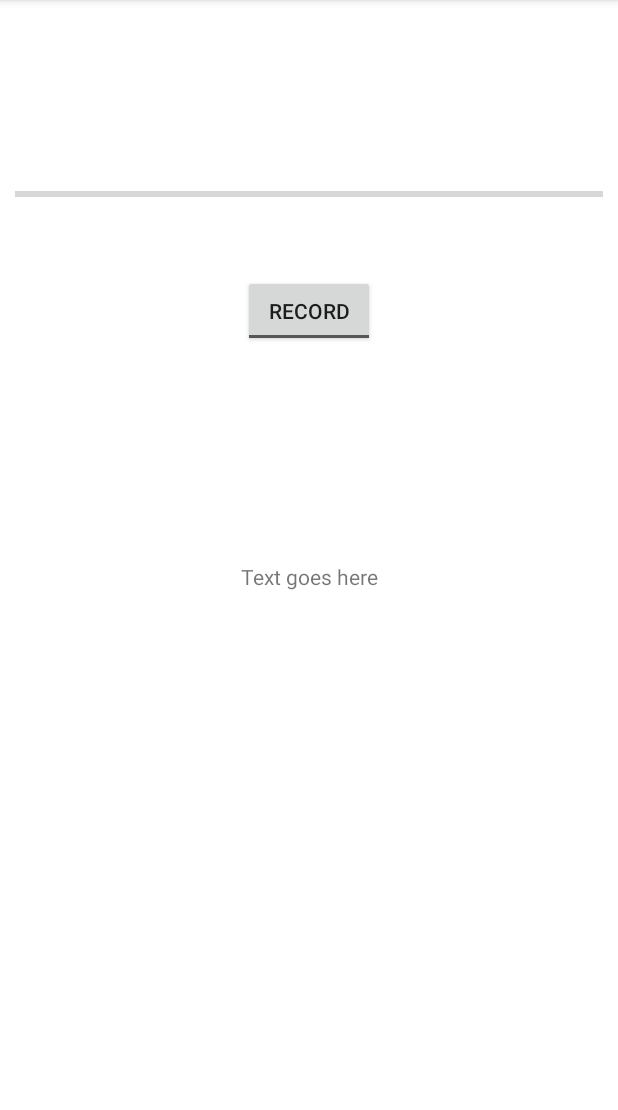
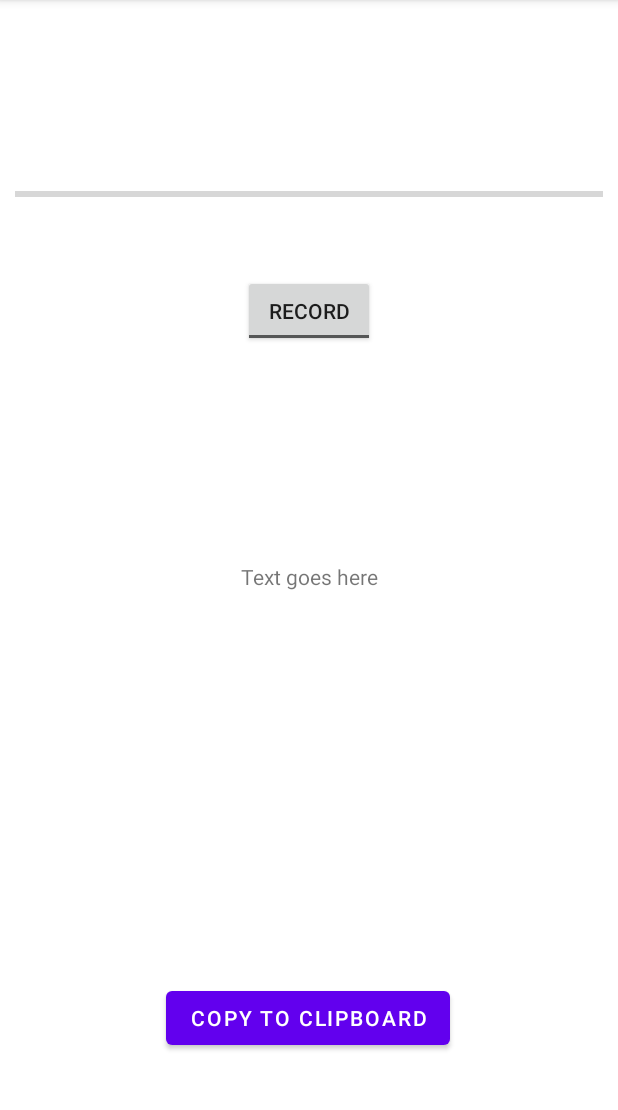
Before and after one commit to DanielEverland/BachelorProject, an Android app: the SpeechToTextActivity screen opened directly, with no data from a screen before it, on a phone screen of 412 x 824 dp, the part 84-1194 px from its top. Run offline under Robolectric (Android 15) with nearby library versions, the phone set to English and light mode, and no system bars.

Commit message:
Copy button

```diff
--- a/ConcussionClient/app/src/main/java/com/DTU/concussionclient/SpeechToTextActivity.kt
+++ b/ConcussionClient/app/src/main/java/com/DTU/concussionclient/SpeechToTextActivity.kt
@@ -1,5 +1,7 @@
 package com.DTU.concussionclient
 
+import android.content.ClipData
+import android.content.ClipboardManager
 import android.content.Intent
 import android.content.pm.PackageManager
 import androidx.appcompat.app.AppCompatActivity
@@ -14,6 +16,7 @@ import androidx.core.app.ActivityCompat
 
 class SpeechToTextActivity : AppCompatActivity(), RecognitionListener {
 
+    private lateinit var copyButton : Button
     private val permission = 100
     private lateinit var returnedText: TextView
     private lateinit var toggleButton: ToggleButton
@@ -26,6 +29,7 @@ class SpeechToTextActivity : AppCompatActivity(), RecognitionListener {
         super.onCreate(savedInstanceState)
         setContentView(R.layout.activity_speech_to_text)
 
+        copyButton = findViewById(R.id.copyButton)
         returnedText = findViewById(R.id.textView)
         progressBar = findViewById(R.id.progressBar)
         toggleButton = findViewById(R.id.toggleButton)
@@ -50,6 +54,15 @@ class SpeechToTextActivity : AppCompatActivity(), RecognitionListener {
                 progressBar.visibility = View.VISIBLE
                 speech.stopListening()
             }
+        }
+
+        var clipboard = getSystemService(CLIPBOARD_SERVICE) as ClipboardManager
+
+        copyButton.setOnClickListener {
+            var clipData = ClipData.newPlainText("Speech2Text", returnedText.text)
+            clipboard.setPrimaryClip(clipData)
+            Toast.makeText(this@SpeechToTextActivity, "Copied to clipboard",
+                Toast.LENGTH_SHORT).show()
         }
     }
 
--- a/ConcussionClient/app/src/main/res/layout/activity_speech_to_text.xml
+++ b/ConcussionClient/app/src/main/res/layout/activity_speech_to_text.xml
@@ -49,4 +49,18 @@
         app:layout_constraintEnd_toEndOf="parent"
         app:layout_constraintStart_toStartOf="parent"
         app:layout_constraintTop_toBottomOf="@+id/progressBar" />
+
+    <Button
+        android:id="@+id/copyButton"
+        android:layout_width="wrap_content"
+        android:layout_height="wrap_content"
+        android:layout_marginStart="110dp"
+        android:layout_marginTop="251dp"
+        android:layout_marginEnd="111dp"
+        android:layout_marginBottom="56dp"
+        android:text="Copy to Clipboard"
+        app:layout_constraintBottom_toBottomOf="parent"
+        app:layout_constraintEnd_toEndOf="parent"
+        app:layout_constraintStart_toStartOf="parent"
+        app:layout_constraintTop_toBottomOf="@+id/textView" />
 </androidx.constraintlayout.widget.ConstraintLayout>
```
